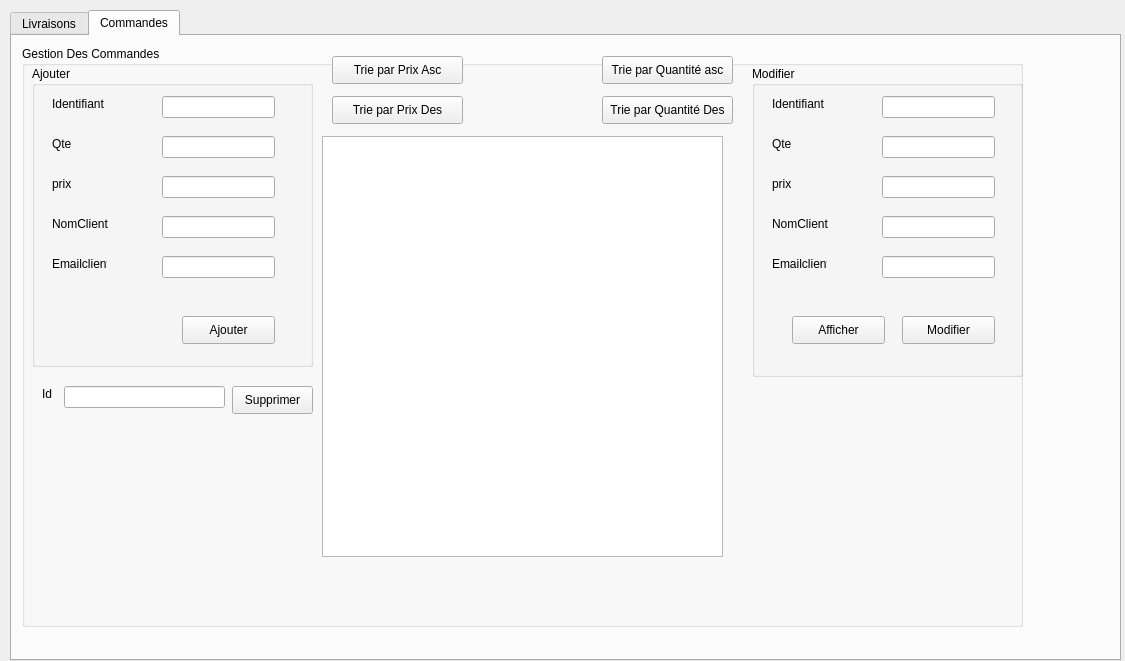
Before: the Qt Designer form Projet_2a/gestionlivraisons.ui in medhama/ThePieChart, drawn with Qt 5.
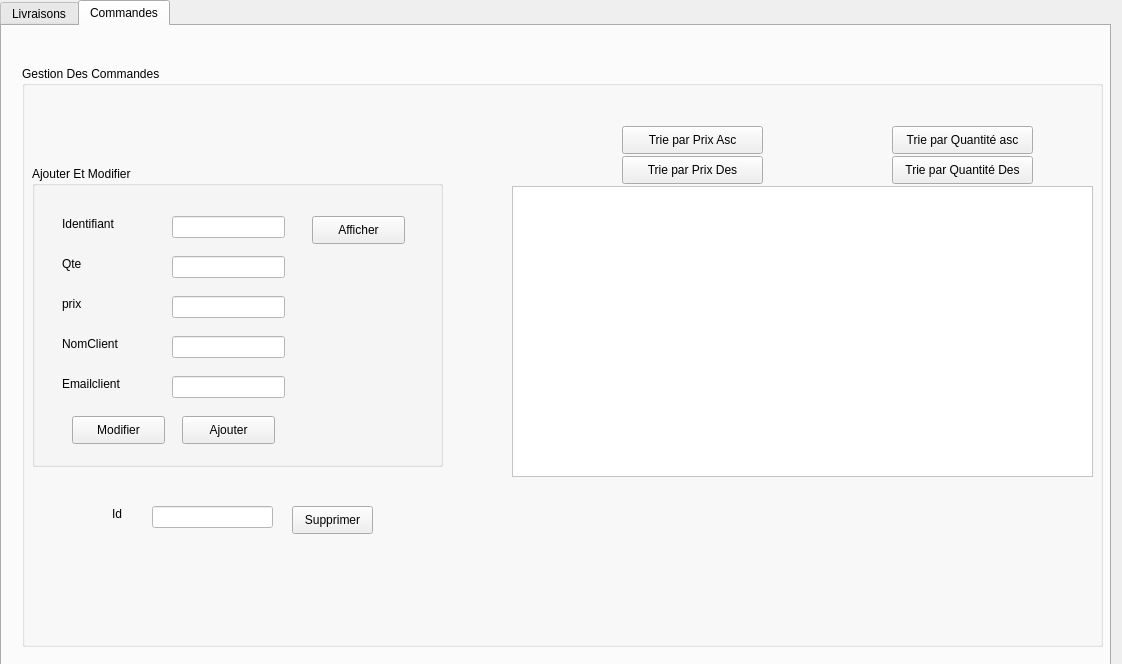
After: the same form once the commit is applied. The open tabs and pages were chosen to show the change. Icons and pictures are not drawn.

```diff
--- a/Projet_2a/gestionlivraisons.ui
+++ b/Projet_2a/gestionlivraisons.ui
@@ -6,8 +6,8 @@
    <rect>
     <x>0</x>
     <y>0</y>
-    <width>1125</width>
-    <height>661</height>
+    <width>1122</width>
+    <height>664</height>
    </rect>
   </property>
   <property name="windowTitle">
@@ -16,12 +16,15 @@
   <widget class="QTabWidget" name="tabWidget">
    <property name="geometry">
     <rect>
-     <x>10</x>
-     <y>10</y>
+     <x>0</x>
+     <y>0</y>
      <width>1111</width>
-     <height>651</height>
+     <height>671</height>
     </rect>
    </property>
+   <property name="styleSheet">
+    <string notr="true">font: 11pt &quot;Franklin Gothic Medium&quot;;</string>
+   </property>
    <property name="currentIndex">
     <number>1</number>
    </property>
@@ -399,93 +402,30 @@
     <widget class="QGroupBox" name="groupBox_2">
      <property name="geometry">
       <rect>
-       <x>10</x>
-       <y>10</y>
-       <width>1001</width>
+       <x>20</x>
+       <y>40</y>
+       <width>1081</width>
        <height>581</height>
       </rect>
      </property>
+     <property name="styleSheet">
+      <string notr="true">font: 11pt &quot;Franklin Gothic Medium&quot;;</string>
+     </property>
      <property name="title">
       <string>Gestion Des Commandes</string>
      </property>
-     <widget class="QLabel" name="label_4">
-      <property name="geometry">
-       <rect>
-        <x>30</x>
-        <y>50</y>
-        <width>55</width>
-        <height>16</height>
-       </rect>
-      </property>
-      <property name="text">
-       <string>Identifiant</string>
-      </property>
-     </widget>
-     <widget class="QLabel" name="label_5">
-      <property name="geometry">
-       <rect>
-        <x>30</x>
-        <y>90</y>
-        <width>55</width>
-        <height>16</height>
-       </rect>
-      </property>
-      <property name="text">
-       <string>Qte</string>
-      </property>
-     </widget>
-     <widget class="QLabel" name="label_6">
-      <property name="geometry">
-       <rect>
-        <x>30</x>
-        <y>130</y>
-        <width>55</width>
-        <height>16</height>
-       </rect>
-      </property>
-      <property name="text">
-       <string>prix</string>
-      </property>
-     </widget>
-     <widget class="QLineEdit" name="le_id_2">
-      <property name="geometry">
-       <rect>
-        <x>140</x>
-        <y>50</y>
-        <width>113</width>
-        <height>22</height>
-       </rect>
-      </property>
-     </widget>
-     <widget class="QLineEdit" name="le_qte_com">
-      <property name="geometry">
-       <rect>
-        <x>140</x>
-        <y>90</y>
-        <width>113</width>
-        <height>22</height>
-       </rect>
-      </property>
-     </widget>
-     <widget class="QLineEdit" name="le_prix_Com">
-      <property name="geometry">
-       <rect>
-        <x>140</x>
-        <y>130</y>
-        <width>113</width>
-        <height>22</height>
-       </rect>
-      </property>
-     </widget>
      <widget class="QPushButton" name="pb_ajouterCom">
       <property name="geometry">
        <rect>
         <x>160</x>
-        <y>270</y>
+        <y>350</y>
         <width>93</width>
         <height>28</height>
        </rect>
       </property>
+      <property name="styleSheet">
+       <string notr="true"/>
+      </property>
       <property name="text">
        <string>Ajouter</string>
       </property>
@@ -493,22 +433,28 @@
      <widget class="QTableView" name="tab_Commandes">
       <property name="geometry">
        <rect>
-        <x>300</x>
-        <y>90</y>
-        <width>401</width>
-        <height>421</height>
+        <x>490</x>
+        <y>120</y>
+        <width>581</width>
+        <height>291</height>
        </rect>
       </property>
+      <property name="styleSheet">
+       <string notr="true">background-color: rgb(255, 255, 255);</string>
+      </property>
      </widget>
      <widget class="QPushButton" name="pb_supprimer_2">
       <property name="geometry">
        <rect>
-        <x>210</x>
-        <y>340</y>
+        <x>270</x>
+        <y>440</y>
         <width>81</width>
         <height>28</height>
        </rect>
       </property>
+      <property name="styleSheet">
+       <string notr="true"/>
+      </property>
       <property name="text">
        <string>Supprimer</string>
       </property>
@@ -516,18 +462,21 @@
      <widget class="QLineEdit" name="le_id_supp_co">
       <property name="geometry">
        <rect>
-        <x>42</x>
-        <y>340</y>
-        <width>161</width>
+        <x>130</x>
+        <y>440</y>
+        <width>121</width>
         <height>22</height>
        </rect>
       </property>
+      <property name="styleSheet">
+       <string notr="true">background-color: rgb(255, 255, 255);</string>
+      </property>
      </widget>
      <widget class="QLabel" name="label_11">
       <property name="geometry">
        <rect>
-        <x>20</x>
-        <y>340</y>
+        <x>90</x>
+        <y>440</y>
         <width>21</width>
         <height>16</height>
        </rect>
@@ -536,189 +485,18 @@
        <string>Id</string>
       </property>
      </widget>
-     <widget class="QLabel" name="label_14">
-      <property name="geometry">
-       <rect>
-        <x>30</x>
-        <y>170</y>
-        <width>61</width>
-        <height>16</height>
-       </rect>
-      </property>
-      <property name="text">
-       <string>NomClient</string>
-      </property>
-     </widget>
-     <widget class="QLineEdit" name="le_Nom_Co">
-      <property name="geometry">
-       <rect>
-        <x>140</x>
-        <y>170</y>
-        <width>113</width>
-        <height>22</height>
-       </rect>
-      </property>
-     </widget>
-     <widget class="QLabel" name="label_15">
-      <property name="geometry">
-       <rect>
-        <x>30</x>
-        <y>210</y>
-        <width>55</width>
-        <height>16</height>
-       </rect>
-      </property>
-      <property name="text">
-       <string>Emailclient</string>
-      </property>
-     </widget>
-     <widget class="QLineEdit" name="le_Email_CO">
-      <property name="geometry">
-       <rect>
-        <x>140</x>
-        <y>210</y>
-        <width>113</width>
-        <height>22</height>
-       </rect>
-      </property>
-     </widget>
-     <widget class="QLineEdit" name="le_prix_Com_2">
-      <property name="geometry">
-       <rect>
-        <x>860</x>
-        <y>130</y>
-        <width>113</width>
-        <height>22</height>
-       </rect>
-      </property>
-     </widget>
-     <widget class="QLabel" name="label_17">
-      <property name="geometry">
-       <rect>
-        <x>750</x>
-        <y>210</y>
-        <width>55</width>
-        <height>16</height>
-       </rect>
-      </property>
-      <property name="text">
-       <string>Emailclient</string>
-      </property>
-     </widget>
-     <widget class="QPushButton" name="pb_modifierCom">
-      <property name="geometry">
-       <rect>
-        <x>880</x>
-        <y>270</y>
-        <width>93</width>
-        <height>28</height>
-       </rect>
-      </property>
-      <property name="text">
-       <string>Modifier</string>
-      </property>
-     </widget>
-     <widget class="QLineEdit" name="le_id_3">
-      <property name="geometry">
-       <rect>
-        <x>860</x>
-        <y>50</y>
-        <width>113</width>
-        <height>22</height>
-       </rect>
-      </property>
-     </widget>
-     <widget class="QLineEdit" name="le_Email_CO_2">
-      <property name="geometry">
-       <rect>
-        <x>860</x>
-        <y>210</y>
-        <width>113</width>
-        <height>22</height>
-       </rect>
-      </property>
-     </widget>
-     <widget class="QLabel" name="label_10">
-      <property name="geometry">
-       <rect>
-        <x>750</x>
-        <y>90</y>
-        <width>55</width>
-        <height>16</height>
-       </rect>
-      </property>
-      <property name="text">
-       <string>Qte</string>
-      </property>
-     </widget>
-     <widget class="QLineEdit" name="le_qte_com_2">
-      <property name="geometry">
-       <rect>
-        <x>860</x>
-        <y>90</y>
-        <width>113</width>
-        <height>22</height>
-       </rect>
-      </property>
-     </widget>
-     <widget class="QLabel" name="label_18">
-      <property name="geometry">
-       <rect>
-        <x>750</x>
-        <y>50</y>
-        <width>55</width>
-        <height>16</height>
-       </rect>
-      </property>
-      <property name="text">
-       <string>Identifiant</string>
-      </property>
-     </widget>
-     <widget class="QLabel" name="label_19">
-      <property name="geometry">
-       <rect>
-        <x>750</x>
-        <y>130</y>
-        <width>55</width>
-        <height>16</height>
-       </rect>
-      </property>
-      <property name="text">
-       <string>prix</string>
-      </property>
-     </widget>
-     <widget class="QLabel" name="label_20">
-      <property name="geometry">
-       <rect>
-        <x>750</x>
-        <y>170</y>
-        <width>61</width>
-        <height>16</height>
-       </rect>
-      </property>
-      <property name="text">
-       <string>NomClient</string>
-      </property>
-     </widget>
-     <widget class="QLineEdit" name="le_Nom_Co_2">
-      <property name="geometry">
-       <rect>
-        <x>860</x>
-        <y>170</y>
-        <width>113</width>
-        <height>22</height>
-       </rect>
-      </property>
-     </widget>
      <widget class="QPushButton" name="pb_trie_co">
       <property name="geometry">
        <rect>
-        <x>580</x>
-        <y>10</y>
-        <width>131</width>
+        <x>870</x>
+        <y>60</y>
+        <width>141</width>
         <height>28</height>
        </rect>
       </property>
+      <property name="styleSheet">
+       <string notr="true"/>
+      </property>
       <property name="text">
        <string>Trie par Quantité asc</string>
       </property>
@@ -726,12 +504,15 @@
      <widget class="QPushButton" name="pb_date_co">
       <property name="geometry">
        <rect>
-        <x>580</x>
-        <y>50</y>
-        <width>131</width>
+        <x>870</x>
+        <y>90</y>
+        <width>141</width>
         <height>28</height>
        </rect>
       </property>
+      <property name="styleSheet">
+       <string notr="true"/>
+      </property>
       <property name="text">
        <string>Trie par Quantité Des</string>
       </property>
@@ -740,50 +521,189 @@
       <property name="geometry">
        <rect>
         <x>10</x>
-        <y>20</y>
-        <width>281</width>
+        <y>100</y>
+        <width>411</width>
         <height>301</height>
        </rect>
       </property>
       <property name="title">
-       <string>Ajouter</string>
-      </property>
-     </widget>
-     <widget class="QGroupBox" name="groupBox_6">
-      <property name="geometry">
-       <rect>
-        <x>730</x>
-        <y>20</y>
-        <width>271</width>
-        <height>311</height>
-       </rect>
-      </property>
-      <property name="title">
-       <string>Modifier</string>
+       <string>Ajouter Et Modifier</string>
       </property>
       <widget class="QPushButton" name="pb_Modifierliv_3">
        <property name="geometry">
         <rect>
+         <x>280</x>
+         <y>50</y>
+         <width>93</width>
+         <height>28</height>
+        </rect>
+       </property>
+       <property name="styleSheet">
+        <string notr="true"/>
+       </property>
+       <property name="text">
+        <string>Afficher</string>
+       </property>
+      </widget>
+      <widget class="QPushButton" name="pb_modifierCom">
+       <property name="geometry">
+        <rect>
          <x>40</x>
          <y>250</y>
          <width>93</width>
          <height>28</height>
         </rect>
        </property>
+       <property name="styleSheet">
+        <string notr="true"/>
+       </property>
        <property name="text">
-        <string>Afficher</string>
+        <string>Modifier</string>
+       </property>
+      </widget>
+      <widget class="QLabel" name="label_14">
+       <property name="geometry">
+        <rect>
+         <x>30</x>
+         <y>170</y>
+         <width>71</width>
+         <height>16</height>
+        </rect>
+       </property>
+       <property name="text">
+        <string>NomClient</string>
+       </property>
+      </widget>
+      <widget class="QLineEdit" name="le_id_2">
+       <property name="geometry">
+        <rect>
+         <x>140</x>
+         <y>50</y>
+         <width>113</width>
+         <height>22</height>
+        </rect>
+       </property>
+       <property name="styleSheet">
+        <string notr="true">background-color: rgb(255, 255, 255);</string>
+       </property>
+      </widget>
+      <widget class="QLabel" name="label_6">
+       <property name="geometry">
+        <rect>
+         <x>30</x>
+         <y>130</y>
+         <width>55</width>
+         <height>16</height>
+        </rect>
+       </property>
+       <property name="text">
+        <string>prix</string>
+       </property>
+      </widget>
+      <widget class="QLabel" name="label_4">
+       <property name="geometry">
+        <rect>
+         <x>30</x>
+         <y>50</y>
+         <width>71</width>
+         <height>16</height>
+        </rect>
+       </property>
+       <property name="text">
+        <string>Identifiant</string>
+       </property>
+      </widget>
+      <widget class="QLineEdit" name="le_Nom_Co">
+       <property name="geometry">
+        <rect>
+         <x>140</x>
+         <y>170</y>
+         <width>113</width>
+         <height>22</height>
+        </rect>
+       </property>
+       <property name="styleSheet">
+        <string notr="true">background-color: rgb(255, 255, 255);</string>
+       </property>
+      </widget>
+      <widget class="QLineEdit" name="le_prix_Com">
+       <property name="geometry">
+        <rect>
+         <x>140</x>
+         <y>130</y>
+         <width>113</width>
+         <height>22</height>
+        </rect>
+       </property>
+       <property name="styleSheet">
+        <string notr="true">background-color: rgb(255, 255, 255);</string>
+       </property>
+      </widget>
+      <widget class="QLabel" name="label_5">
+       <property name="geometry">
+        <rect>
+         <x>30</x>
+         <y>90</y>
+         <width>55</width>
+         <height>16</height>
+        </rect>
+       </property>
+       <property name="text">
+        <string>Qte</string>
+       </property>
+      </widget>
+      <widget class="QLabel" name="label_15">
+       <property name="geometry">
+        <rect>
+         <x>30</x>
+         <y>210</y>
+         <width>81</width>
+         <height>16</height>
+        </rect>
+       </property>
+       <property name="text">
+        <string>Emailclient</string>
+       </property>
+      </widget>
+      <widget class="QLineEdit" name="le_Email_CO">
+       <property name="geometry">
+        <rect>
+         <x>140</x>
+         <y>210</y>
+         <width>113</width>
+         <height>22</height>
+        </rect>
+       </property>
+       <property name="styleSheet">
+        <string notr="true">background-color: rgb(255, 255, 255);</string>
+       </property>
+      </widget>
+      <widget class="QLineEdit" name="le_qte_com">
+       <property name="geometry">
+        <rect>
+         <x>140</x>
+         <y>90</y>
+         <width>113</width>
+         <height>22</height>
+        </rect>
+       </property>
+       <property name="styleSheet">
+        <string notr="true">background-color: rgb(255, 255, 255);</string>
        </property>
       </widget>
      </widget>
      <widget class="QPushButton" name="pb_trie_co_2">
       <property name="geometry">
        <rect>
-        <x>310</x>
-        <y>50</y>
-        <width>131</width>
+        <x>600</x>
+        <y>90</y>
+        <width>141</width>
         <height>28</height>
        </rect>
       </property>
+      <property name="styleSheet">
+       <string notr="true"/>
+      </property>
       <property name="text">
        <string>Trie par Prix Des</string>
       </property>
@@ -791,16 +711,45 @@
      <widget class="QPushButton" name="pb_date_co_2">
       <property name="geometry">
        <rect>
-        <x>310</x>
-        <y>10</y>
-        <width>131</width>
+        <x>600</x>
+        <y>60</y>
+        <width>141</width>
         <height>28</height>
        </rect>
       </property>
+      <property name="styleSheet">
+       <string notr="true"/>
+      </property>
       <property name="text">
        <string>Trie par Prix Asc</string>
       </property>
      </widget>
+     <widget class="QWidget" name="widget_2" native="true">
+      <property name="geometry">
+       <rect>
+        <x>10</x>
+        <y>480</y>
+        <width>120</width>
+        <height>80</height>
+       </rect>
+      </property>
+      <property name="styleSheet">
+       <string notr="true">image: url(:/new/prefix1/pics/Logo1.png);</string>
+      </property>
+     </widget>
+     <widget class="QWidget" name="widget_3" native="true">
+      <property name="geometry">
+       <rect>
+        <x>860</x>
+        <y>420</y>
+        <width>181</width>
+        <height>141</height>
+       </rect>
+      </property>
+      <property name="styleSheet">
+       <string notr="true">image: url(:/new/prefix1/pics/Jarbou3.png);</string>
+      </property>
+     </widget>
      <zorder>groupBox_5</zorder>
      <zorder>groupBox_6</zorder>
      <zorder>label_4</zorder>
```
Left out of the diff: 386 changed lines with no effect on the pictures.
